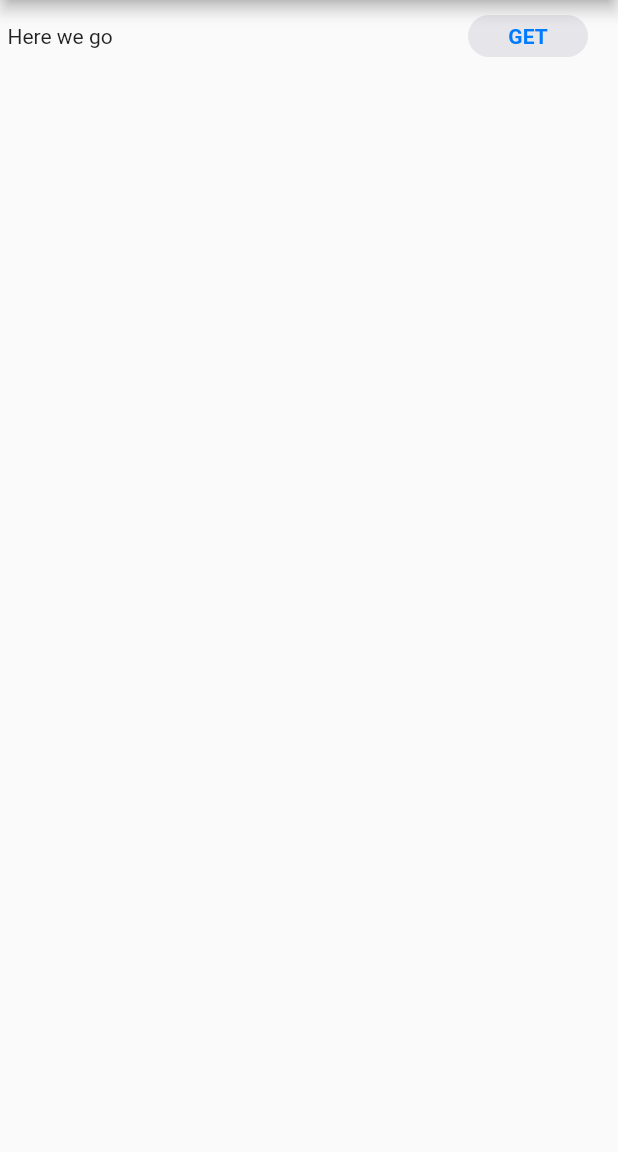
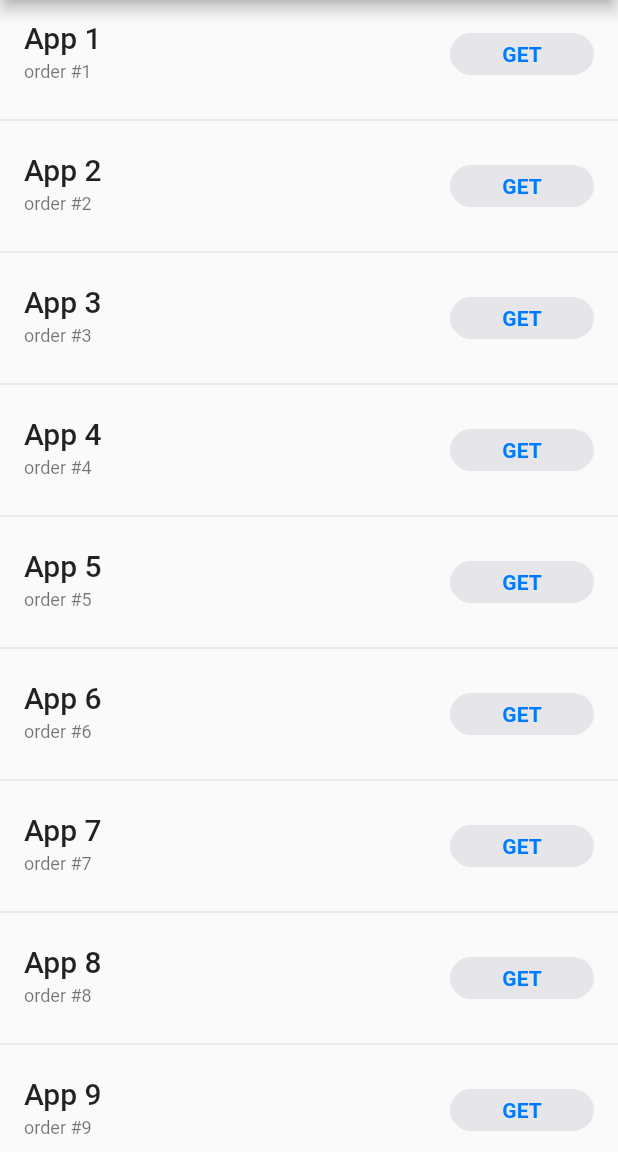
Before and after one commit to ptisserand/flutter_playground, a Flutter app: the screen it shows after launch, on a phone screen of 412 x 824 dp, the part 84-1236 px from its top. Run offline on Flutter 3.47's test engine with Material 2 defaults, Android fonts, the phone set to English and light mode, and no system bars.

Commit message:
Switched to a list of "downloads"

```diff
--- a/download_button/lib/main.dart
+++ b/download_button/lib/main.dart
@@ -18,13 +18,25 @@ class ExampleCupertinoDownloadButton extends StatefulWidget {
 
 class _ExampleCupertinoDownloadButtonState
     extends State<ExampleCupertinoDownloadButton> {
-  late final DownloadController _downloadController;
+  late final List<DownloadController> _downloadControllers;
 
   @override
   void initState() {
     super.initState();
-    _downloadController =
-        SimulatedDownloadController(onOpenDownload: _openDownload);
+    _downloadControllers = List<DownloadController>.generate(
+      20,
+      (index) => SimulatedDownloadController(onOpenDownload: () {
+        _openDownload(index);
+      }),
+    );
+  }
+
+  void _openDownload(int index) {
+    ScaffoldMessenger.of(context).showSnackBar(
+      SnackBar(
+        content: Text('Open App ${index + 1}'),
+      ),
+    );
   }
 
   @override
@@ -33,38 +45,48 @@ class _ExampleCupertinoDownloadButtonState
       appBar: AppBar(
         title: const Text('Test download'),
       ),
-      body: Container(
-        margin: EdgeInsets.only(top: 10.0, left: 5.0, right: 20.0),
-        child: Row(
-          mainAxisAlignment: MainAxisAlignment.spaceBetween,
-          children: [
-            Text("Here we go"),
-            SizedBox(
-              width: 80,
-              //height: 30,
-              child: AnimatedBuilder(
-                animation: _downloadController,
-                builder: (context, child) {
-                  return DownloadButton(
-                    status: _downloadController.downloadStatus,
-                    onCancel: _downloadController.stopDownload,
-                    onDownload: _downloadController.startDownload,
-                    onOpen: _downloadController.openDownload,
-                    progress: _downloadController.progress,
-                  );
-                },
-              ),
-            ),
-          ],
-        ),
-      ),
+      body: _buildList(),
     );
   }
 
-  void _openDownload() {
-    ScaffoldMessenger.of(context).showSnackBar(
-      SnackBar(
-        content: Text('Open App'),
+  Widget _buildList() {
+    return ListView.separated(
+      itemCount: _downloadControllers.length,
+      separatorBuilder: (context, index) => const Divider(),
+      itemBuilder: _buildListItem,
+    );
+  }
+
+  Widget _buildListItem(BuildContext context, int index) {
+    final theme = Theme.of(context);
+    final downloadController = _downloadControllers[index];
+
+    return ListTile(
+      title: Text(
+        'App ${index + 1}',
+        overflow: TextOverflow.ellipsis,
+        style: theme.textTheme.headline6,
+      ),
+      subtitle: Text(
+        'order #${index + 1}',
+        overflow: TextOverflow.ellipsis,
+        style: theme.textTheme.caption,
+      ),
+      trailing: SizedBox(
+        width: 96.0,
+        //height: 30,
+        child: AnimatedBuilder(
+          animation: downloadController,
+          builder: (context, child) {
+            return DownloadButton(
+              status: downloadController.downloadStatus,
+              onCancel: downloadController.stopDownload,
+              onDownload: downloadController.startDownload,
+              onOpen: downloadController.openDownload,
+              progress: downloadController.progress,
+            );
+          },
+        ),
       ),
     );
   }
@@ -308,7 +330,7 @@ class DownloadButton extends StatelessWidget {
       child: TweenAnimationBuilder<double>(
         tween: Tween(begin: 0.0, end: progress),
         duration: const Duration(milliseconds: 200),
-        builder: (BuildContext context, double progress, Widget? child) {
+        builder: (context, progress, child) {
           return CircularProgressIndicator(
             backgroundColor: _isDownloading
                 ? CupertinoColors.lightBackgroundGray
```
